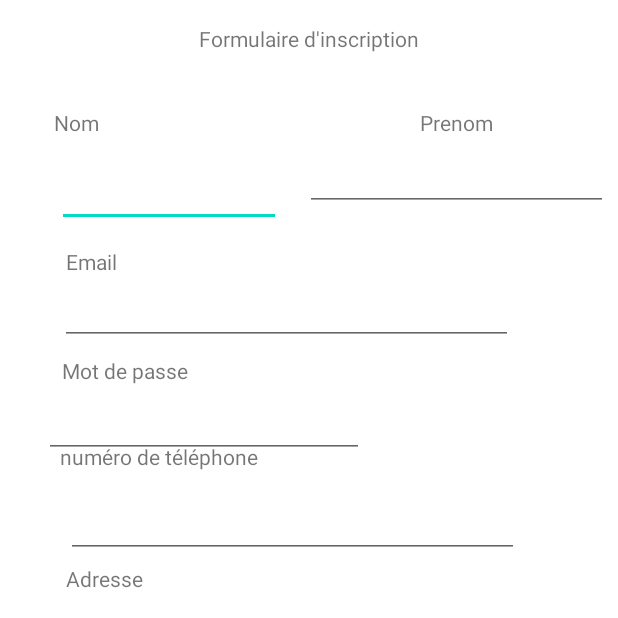
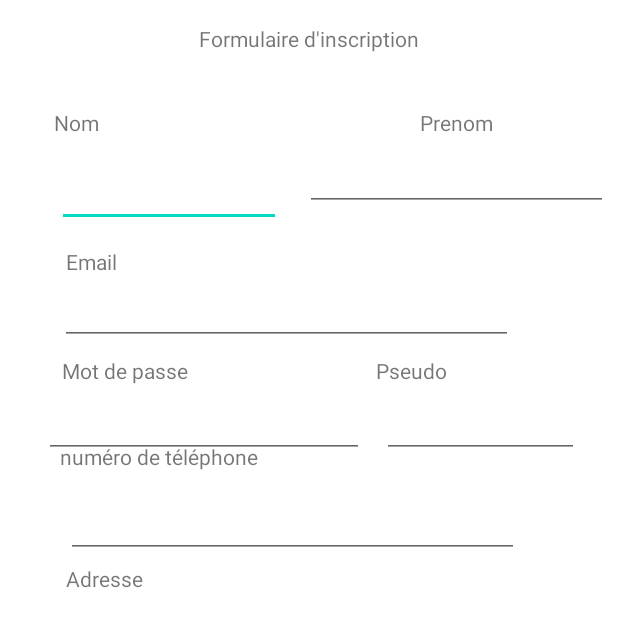
Before and after one commit to AxelSTL/Proj_Mobile_Circuit, an Android app: the RegisterActivity screen opened directly, with no data from a screen before it, on a phone screen of 412 x 824 dp, the top half of it. Run offline under Robolectric (Android 15) with nearby library versions, the phone set to English and light mode, and no system bars.

Commit message:
no message

```diff
--- a/app/src/main/res/layout/activity_register.xml
+++ b/app/src/main/res/layout/activity_register.xml
@@ -182,4 +182,26 @@
         app:layout_constraintStart_toStartOf="parent"
         app:layout_constraintTop_toBottomOf="@+id/mdp_register_txtView" />
 
+    <TextView
+        android:id="@+id/pseudo_register_txtView"
+        android:layout_width="wrap_content"
+        android:layout_height="wrap_content"
+        android:layout_marginStart="125dp"
+        android:layout_marginTop="7dp"
+        android:text="Pseudo"
+        app:layout_constraintStart_toEndOf="@+id/mdp_register_txtView"
+        app:layout_constraintTop_toBottomOf="@+id/mail_register_txtEdit" />
+
+    <EditText
+        android:id="@+id/pseudo_register_txtEdit"
+        android:layout_width="131dp"
+        android:layout_height="41dp"
+        android:layout_marginStart="12dp"
+        android:layout_marginTop="7dp"
+        android:ems="10"
+        android:inputType="textPersonName"
+        app:layout_constraintStart_toEndOf="@+id/mdp_register_txtEdit"
+        app:layout_constraintTop_toBottomOf="@+id/pseudo_register_txtView" />
+
+
 </androidx.constraintlayout.widget.ConstraintLayout>
```
Also changed, not shown: app/src/main/java/com/example/book2run/RegisterActivity.java (+20 -25 lines).
